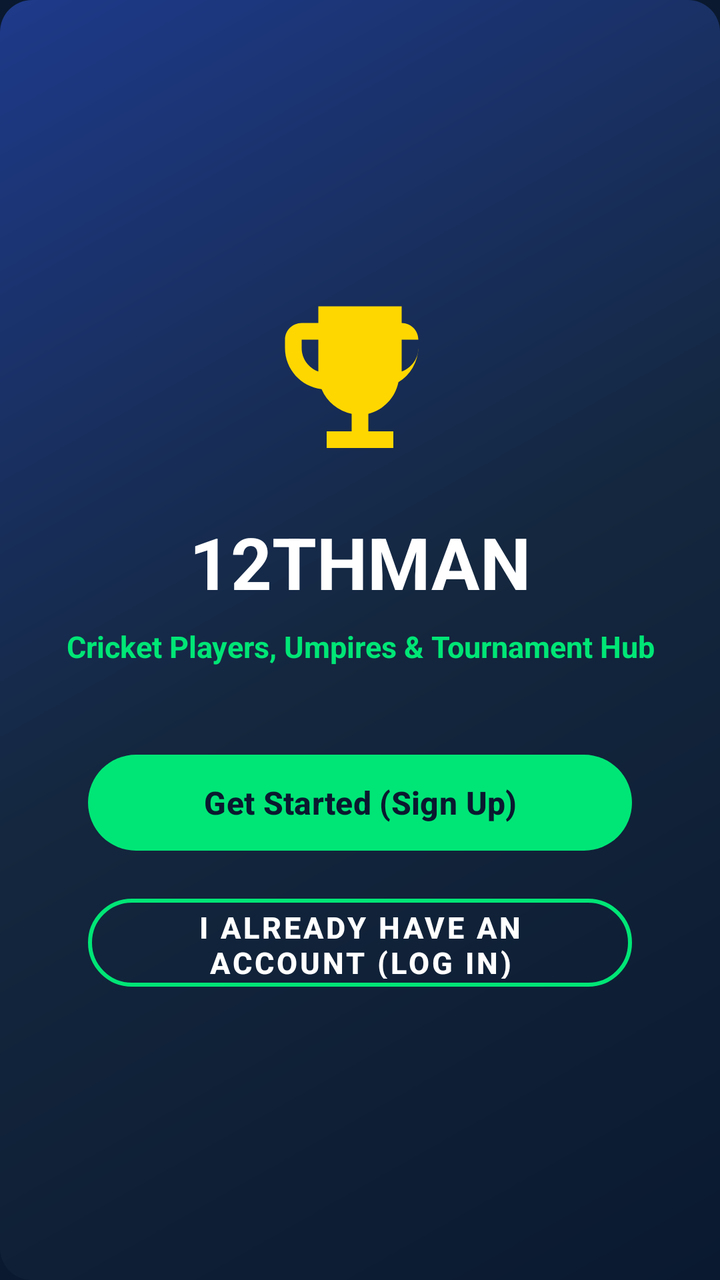
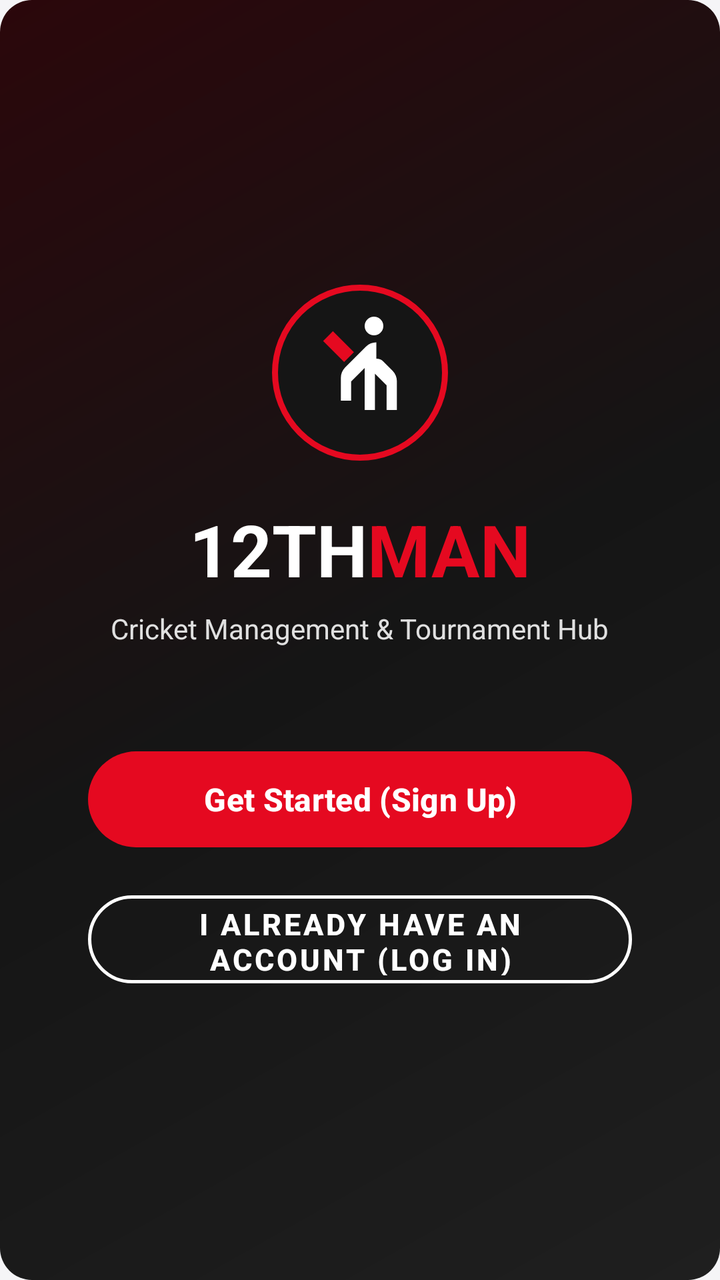

Compare the two renders of this Android layout. The source of the first and the diff that turns it into the second are given below.
<!-- AndroidManifest.xml: application theme Theme.TwelveMan -->
<!-- res/layout/fragment_splash.xml -->
<?xml version="1.0" encoding="utf-8"?>
<ScrollView xmlns:android="http://schemas.android.com/apk/res/android"
    xmlns:app="http://schemas.android.com/apk/res-auto"
    android:layout_width="match_parent"
    android:layout_height="match_parent"
    android:background="@drawable/bg_card_gradient"
    android:fillViewport="true">

    <LinearLayout
        android:layout_width="match_parent"
        android:layout_height="wrap_content"
        android:gravity="center"
        android:orientation="vertical"
        android:padding="24dp">

        <ImageView
            android:id="@+id/ivLogo"
            android:layout_width="100dp"
            android:layout_height="100dp"
            android:src="@drawable/ic_trophy"
            app:tint="@color/accent_gold" />

        <TextView
            android:id="@+id/tvAppName"
            android:layout_width="wrap_content"
            android:layout_height="wrap_content"
            android:layout_marginTop="16dp"
            android:text="@string/app_name"
            android:textColor="@color/text_white"
            android:textSize="36sp"
            android:textStyle="bold" />

        <TextView
            android:id="@+id/tvTagline"
            android:layout_width="wrap_content"
            android:layout_height="wrap_content"
            android:layout_marginTop="8dp"
            android:gravity="center"
            android:text="@string/app_tagline"
            android:textColor="@color/accent_green"
            android:textSize="15sp"
            android:textStyle="bold" />

        <com.google.android.material.button.MaterialButton
            android:id="@+id/btnGetStarted"
            android:layout_width="match_parent"
            android:layout_height="56dp"
            android:layout_marginHorizontal="20dp"
            android:layout_marginTop="40dp"
            android:text="Get Started (Sign Up)"
            android:textColor="@color/primary_navy"
            android:textSize="16sp"
            android:textStyle="bold"
            app:backgroundTint="@color/accent_green"
            app:cornerRadius="28dp" />

        <com.google.android.material.button.MaterialButton
            android:id="@+id/btnLoginSplash"
            style="@style/Widget.MaterialComponents.Button.OutlinedButton"
            android:layout_width="match_parent"
            android:layout_height="56dp"
            android:layout_marginHorizontal="20dp"
            android:layout_marginTop="14dp"
            android:text="I already have an account (Log In)"
            android:textColor="@color/text_white"
            android:textSize="15sp"
            android:textStyle="bold"
            app:cornerRadius="28dp"
            app:strokeColor="@color/accent_green"
            app:strokeWidth="2dp" />
    </LinearLayout>
</ScrollView>
<!-- resources referenced by this layout -->
<resources>
  <color name="accent_gold">#FFD700</color>
  <color name="accent_green">#00E676</color>
  <color name="primary_navy">#0A192F</color>
  <color name="text_white">#FFFFFF</color>
  <!-- drawable bg_card_gradient (drawable) -->
  <?xml version="1.0" encoding="utf-8"?>
  <shape xmlns:android="http://schemas.android.com/apk/res/android">
      <gradient
          android:startColor="#0A192F"
          android:centerColor="#14273E"
          android:endColor="#1E3A8A"
          android:angle="135"/>
      <corners android:radius="16dp"/>
  </shape>
  <!-- drawable ic_trophy (drawable) -->
  <vector xmlns:android="http://schemas.android.com/apk/res/android"
      android:width="24dp"
      android:height="24dp"
      android:viewportWidth="24"
      android:viewportHeight="24">
    <path
        android:fillColor="#FF000000"
        android:pathData="M19,5h-2V3H7v2H5c-1.1,0 -2,0.9 -2,2v1c0,2.55 1.92,4.63 4.39,4.94A5.01,5.01 0 0,0 11,15.9V18H8v2h8v-2h-3v-2.1c1.82,-0.46 3.23,-1.93 3.61,-3.8A4.996,4.996 0 0,0 19,8V7c0,-1.1 -0.9,-2 -2,-2zM5,8V7h2v3.82C5.84,10.4 5,9.3 5,8zm14,0c0,1.3 -0.84,2.4 -2,2.82V7h2v1z"/>
  </vector>
  <string name="app_name">12THMAN</string>
  <string name="app_tagline">Cricket Players, Umpires &amp; Tournament Hub</string>
  <style name="Theme.TwelveMan" parent="Theme.Material3.DayNight.NoActionBar">
          
          <item name="colorPrimary">@color/accent_green</item>
          <item name="colorPrimaryVariant">@color/primary_variant</item>
          <item name="colorOnPrimary">@color/primary_navy</item>
          <item name="colorSecondary">@color/accent_gold</item>
          <item name="colorOnSecondary">@color/primary_navy</item>
          <item name="colorTertiary">@color/accent_blue</item>
          <item name="colorOnTertiary">@color/text_white</item>
          <item name="colorSurface">@color/surface_white</item>
          <item name="colorOnSurface">@color/text_primary</item>
          <item name="android:statusBarColor">@color/primary_navy</item>
          <item name="android:navigationBarColor">@color/primary_navy</item>
          <item name="android:windowBackground">@color/bg_light</item>
  
          
          <item name="android:textColorPrimary">@color/text_primary</item>
          <item name="android:textColorSecondary">@color/text_secondary</item>
          <item name="android:textColorHint">@color/text_hint</item>
  
          <item name="textAppearanceHeadlineLarge">@style/TextAppearance.TwelveMan.HeadlineLarge</item>
          <item name="textAppearanceHeadlineMedium">@style/TextAppearance.TwelveMan.HeadlineMedium</item>
          <item name="textAppearanceTitleLarge">@style/TextAppearance.TwelveMan.TitleLarge</item>
          <item name="textAppearanceBodyLarge">@style/TextAppearance.TwelveMan.BodyLarge</item>
          <item name="textAppearanceBodyMedium">@style/TextAppearance.TwelveMan.BodyMedium</item>
      </style>
  <color name="primary_variant">#14273E</color>
  <color name="accent_blue">#2979FF</color>
  <color name="surface_white">#14273E</color>
  <color name="text_primary">#FFFFFF</color>
  <color name="bg_light">#0A192F</color>
  <color name="text_secondary">#E2E8F0</color>
  <color name="text_hint">#A0AEC0</color>
  <style name="TextAppearance.TwelveMan.BodyLarge" parent="TextAppearance.Material3.BodyLarge">
          <item name="android:textSize">@dimen/text_size_body</item>
          <item name="android:textColor">@color/text_primary</item>
      </style>
  <dimen name="text_size_hero">34sp</dimen>
  <dimen name="text_size_display">28sp</dimen>
  <dimen name="text_size_headline">24sp</dimen>
  <dimen name="text_size_body">16sp</dimen>
  <dimen name="text_size_body_secondary">15sp</dimen>
  <!-- unchanged entries left out for length: 4 -->
</resources>

<!-- the commit's change to res/layout/fragment_splash.xml (unified diff, before → after) -->
@@ -15,43 +15,59 @@
 
         <ImageView
             android:id="@+id/ivLogo"
-            android:layout_width="100dp"
-            android:layout_height="100dp"
-            android:src="@drawable/ic_trophy"
-            app:tint="@color/accent_gold" />
+            android:layout_width="88dp"
+            android:layout_height="88dp"
+            android:background="@drawable/bg_circle_avatar"
+            android:padding="16dp"
+            android:src="@drawable/ic_cricket_batsman" />
 
-        <TextView
-            android:id="@+id/tvAppName"
+        
+        <LinearLayout
             android:layout_width="wrap_content"
             android:layout_height="wrap_content"
-            android:layout_marginTop="16dp"
-            android:text="@string/app_name"
-            android:textColor="@color/text_white"
-            android:textSize="36sp"
-            android:textStyle="bold" />
+            android:layout_marginTop="20dp"
+            android:gravity="center_vertical"
+            android:orientation="horizontal">
+
+            <TextView
+                android:id="@+id/tvAppName"
+                android:layout_width="wrap_content"
+                android:layout_height="wrap_content"
+                android:text="12TH"
+                android:textColor="@color/pure_white"
+                android:textSize="36sp"
+                android:textStyle="bold" />
+
+            <TextView
+                android:layout_width="wrap_content"
+                android:layout_height="wrap_content"
+                android:text="MAN"
+                android:textColor="@color/primary_red"
+                android:textSize="36sp"
+                android:textStyle="bold" />
+        </LinearLayout>
 
         <TextView
             android:id="@+id/tvTagline"
             android:layout_width="wrap_content"
             android:layout_height="wrap_content"
-            android:layout_marginTop="8dp"
+            android:layout_marginTop="6dp"
             android:gravity="center"
-            android:text="@string/app_tagline"
-            android:textColor="@color/accent_green"
-            android:textSize="15sp"
-            android:textStyle="bold" />
+            android:text="Cricket Management &amp; Tournament Hub"
+            android:textColor="#E0E0E0"
+            android:textSize="14sp" />
 
         <com.google.android.material.button.MaterialButton
             android:id="@+id/btnGetStarted"
             android:layout_width="match_parent"
             android:layout_height="56dp"
             android:layout_marginHorizontal="20dp"
-            android:layout_marginTop="40dp"
+            android:layout_marginTop="48dp"
             android:text="Get Started (Sign Up)"
-            android:textColor="@color/primary_navy"
+            android:textColor="@color/pure_white"
             android:textSize="16sp"
             android:textStyle="bold"
-            app:backgroundTint="@color/accent_green"
+            app:backgroundTint="@color/primary_red"
             app:cornerRadius="28dp" />
 
         <com.google.android.material.button.MaterialButton
@@ -62,11 +78,11 @@
             android:layout_marginHorizontal="20dp"
             android:layout_marginTop="14dp"
             android:text="I already have an account (Log In)"
-            android:textColor="@color/text_white"
+            android:textColor="@color/pure_white"
             android:textSize="15sp"
             android:textStyle="bold"
             app:cornerRadius="28dp"
-            app:strokeColor="@color/accent_green"
-            app:strokeWidth="2dp" />
+            app:strokeColor="@color/pure_white"
+            app:strokeWidth="1.5dp" />
     </LinearLayout>
 </ScrollView>
<!-- resource entries referenced after the edit -->
@@ -1,44 +1,56 @@
 <!-- resources referenced by this layout -->
 <resources>
-  <color name="accent_gold">#FFD700</color>
-  <color name="accent_green">#00E676</color>
-  <color name="primary_navy">#0A192F</color>
-  <color name="text_white">#FFFFFF</color>
+  <color name="primary_red">#E50920</color>
+  <color name="pure_white">#FFFFFF</color>
   <!-- drawable bg_card_gradient (drawable) -->
   <?xml version="1.0" encoding="utf-8"?>
   <shape xmlns:android="http://schemas.android.com/apk/res/android">
       <gradient
-          android:startColor="#0A192F"
-          android:centerColor="#14273E"
-          android:endColor="#1E3A8A"
+          android:startColor="#1F1F1F"
+          android:centerColor="#151515"
+          android:endColor="#2B070B"
           android:angle="135"/>
       <corners android:radius="16dp"/>
   </shape>
-  <!-- drawable ic_trophy (drawable) -->
+  <!-- drawable bg_circle_avatar (drawable) -->
+  <?xml version="1.0" encoding="utf-8"?>
+  <shape xmlns:android="http://schemas.android.com/apk/res/android"
+      android:shape="oval">
+      <solid android:color="@color/header_black"/>
+      <stroke android:width="3dp" android:color="@color/primary_red"/>
+  </shape>
+  <!-- drawable ic_cricket_batsman (drawable) -->
   <vector xmlns:android="http://schemas.android.com/apk/res/android"
-      android:width="24dp"
-      android:height="24dp"
+      android:width="28dp"
+      android:height="28dp"
       android:viewportWidth="24"
       android:viewportHeight="24">
-    <path
-        android:fillColor="#FF000000"
-        android:pathData="M19,5h-2V3H7v2H5c-1.1,0 -2,0.9 -2,2v1c0,2.55 1.92,4.63 4.39,4.94A5.01,5.01 0 0,0 11,15.9V18H8v2h8v-2h-3v-2.1c1.82,-0.46 3.23,-1.93 3.61,-3.8A4.996,4.996 0 0,0 19,8V7c0,-1.1 -0.9,-2 -2,-2zM5,8V7h2v3.82C5.84,10.4 5,9.3 5,8zm14,0c0,1.3 -0.84,2.4 -2,2.82V7h2v1z"/>
+      
+      <path
+          android:fillColor="#FFFFFFFF"
+          android:pathData="M15,4a2,2 0 1,0 0,-4 2,2 0 0,0 0,4z"/>
+      
+      <path
+          android:fillColor="#FFFFFFFF"
+          android:pathData="M15.5,5.5c-0.8,0 -1.6,0.3 -2.2,0.9l-4.5,4.5c-0.6,0.6 -0.9,1.4 -0.9,2.2v4.9h2.2v-4.1l2.9,-2.9v9h2.2v-7.8l2.5,2.5v5.3h2.2v-6.2c0,-0.8 -0.3,-1.6 -0.9,-2.2l-2,-2c-0.4,-0.4 -0.9,-0.6 -1.5,-0.6z"/>
+      
+      <path
+          android:fillColor="#FFE50920"
+          android:pathData="M6.2,3.1l-2.1,2.1 4.5,4.5 2.1,-2.1z"/>
   </vector>
-  <string name="app_name">12THMAN</string>
-  <string name="app_tagline">Cricket Players, Umpires &amp; Tournament Hub</string>
-  <style name="Theme.TwelveMan" parent="Theme.Material3.DayNight.NoActionBar">
+  <style name="Theme.TwelveMan" parent="Theme.Material3.Light.NoActionBar">
           
-          <item name="colorPrimary">@color/accent_green</item>
-          <item name="colorPrimaryVariant">@color/primary_variant</item>
-          <item name="colorOnPrimary">@color/primary_navy</item>
-          <item name="colorSecondary">@color/accent_gold</item>
-          <item name="colorOnSecondary">@color/primary_navy</item>
-          <item name="colorTertiary">@color/accent_blue</item>
-          <item name="colorOnTertiary">@color/text_white</item>
+          <item name="colorPrimary">@color/primary_red</item>
+          <item name="colorPrimaryVariant">@color/primary_dark_red</item>
+          <item name="colorOnPrimary">@color/pure_white</item>
+          <item name="colorSecondary">@color/header_black</item>
+          <item name="colorOnSecondary">@color/pure_white</item>
+          <item name="colorTertiary">@color/primary_red</item>
+          <item name="colorOnTertiary">@color/pure_white</item>
           <item name="colorSurface">@color/surface_white</item>
           <item name="colorOnSurface">@color/text_primary</item>
-          <item name="android:statusBarColor">@color/primary_navy</item>
-          <item name="android:navigationBarColor">@color/primary_navy</item>
+          <item name="android:statusBarColor">@color/header_black</item>
+          <item name="android:navigationBarColor">@color/pure_white</item>
           <item name="android:windowBackground">@color/bg_light</item>
   
           
@@ -52,13 +64,13 @@
           <item name="textAppearanceBodyLarge">@style/TextAppearance.TwelveMan.BodyLarge</item>
           <item name="textAppearanceBodyMedium">@style/TextAppearance.TwelveMan.BodyMedium</item>
       </style>
-  <color name="primary_variant">#14273E</color>
-  <color name="accent_blue">#2979FF</color>
-  <color name="surface_white">#14273E</color>
-  <color name="text_primary">#FFFFFF</color>
-  <color name="bg_light">#0A192F</color>
-  <color name="text_secondary">#E2E8F0</color>
-  <color name="text_hint">#A0AEC0</color>
+  <color name="header_black">#151515</color>
+  <color name="primary_dark_red">#B90016</color>
+  <color name="surface_white">#FFFFFF</color>
+  <color name="text_primary">#151515</color>
+  <color name="bg_light">#F5F5F7</color>
+  <color name="text_secondary">#616161</color>
+  <color name="text_hint">#9E9E9E</color>
   <style name="TextAppearance.TwelveMan.BodyLarge" parent="TextAppearance.Material3.BodyLarge">
           <item name="android:textSize">@dimen/text_size_body</item>
           <item name="android:textColor">@color/text_primary</item>
